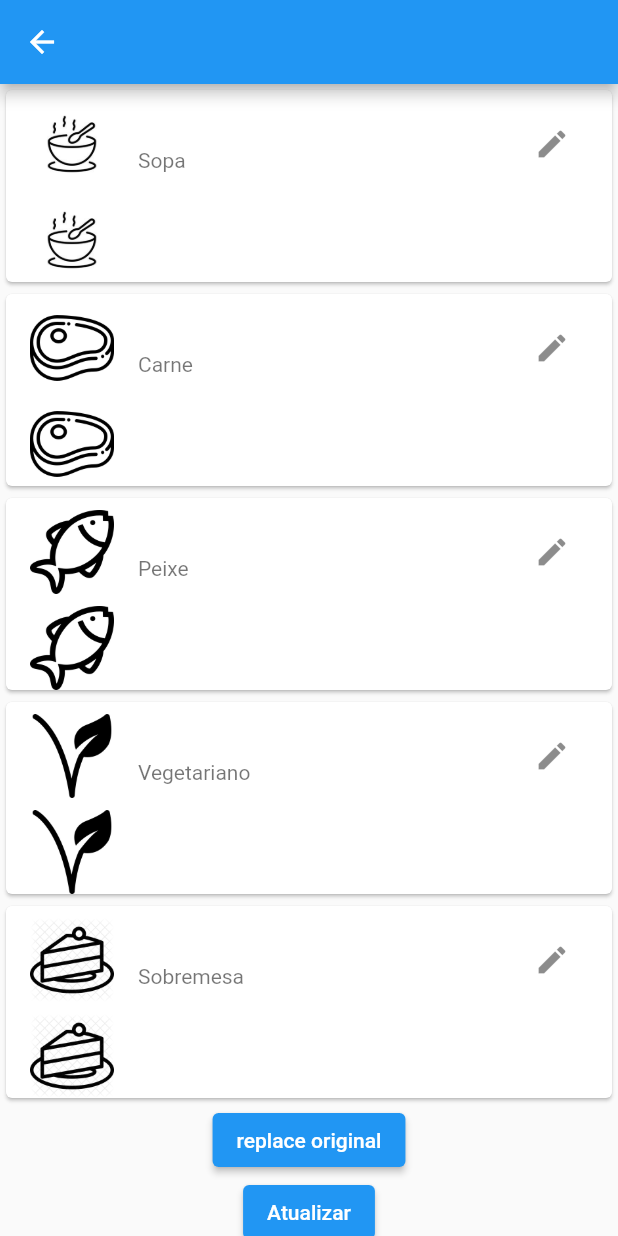
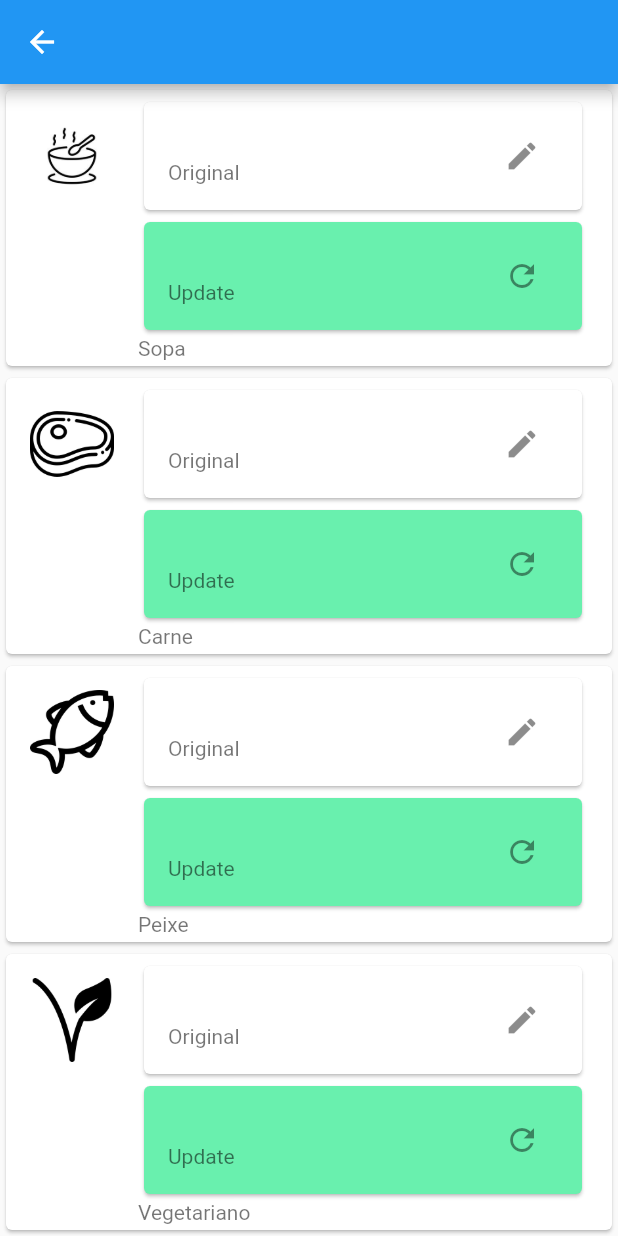
Before and after one commit to pedrogrcorreia/week_menu, a Flutter app: the EditMenu screen opened directly with empty values, on a phone screen of 412 x 824 dp. Run offline on Flutter 3.47's test engine with Material 2 defaults, Android fonts, the phone set to English and light mode, and no system bars; our stand-ins replace camera; network calls fail.

Commit message:
button on each individual list tile

```diff
--- a/lib/pages/edit_menu.dart
+++ b/lib/pages/edit_menu.dart
@@ -139,11 +139,16 @@ class _EditMenuState extends State<EditMenu> {
   ) {
     return Card(
       child: Column(
+        mainAxisAlignment: MainAxisAlignment.center,
+        crossAxisAlignment: CrossAxisAlignment.center,
         children: [
           ListTile(
             leading: Image.asset("assets/images/$title.jpg"),
+            title: Column(children: [
+              Card(
+                child: ListTile(
                   title: Text(itemOriginal),
-            subtitle: Text(title),
+                  subtitle: Text("Original"),
                   trailing: IconButton(
                     icon: const Icon(Icons.edit),
                     onPressed: () {
@@ -165,19 +170,20 @@ class _EditMenuState extends State<EditMenu> {
                                           onPressed: () {
                                             menuUpdate = Menu(
                                                 weekDay: menu.weekDay,
-                                          soup:
-                                              soupEdit.text == menuOriginal.soup
+                                                soup: soupEdit.text ==
+                                                        menuOriginal.soup
                                                     ? menuOriginal.soup
                                                     : soupEdit.text,
-                                          meat:
-                                              meatEdit.text == menuOriginal.meat
+                                                meat: meatEdit.text ==
+                                                        menuOriginal.meat
                                                     ? menuOriginal.meat
                                                     : meatEdit.text,
-                                          fish:
-                                              fishEdit.text == menuOriginal.fish
+                                                fish: fishEdit.text ==
+                                                        menuOriginal.fish
                                                     ? menuOriginal.fish
                                                     : fishEdit.text,
-                                          vegetarian: vegetarianEdit.text ==
+                                                vegetarian: vegetarianEdit
+                                                            .text ==
                                                         menuOriginal.vegetarian
                                                     ? menuOriginal.vegetarian
                                                     : vegetarianEdit.text,
@@ -203,7 +209,21 @@ class _EditMenuState extends State<EditMenu> {
                     },
                   ),
                 ),
-          ListTile(leading: Image.asset("assets/images/$title.jpg"))
+              ),
+              Card(
+                color: Colors.greenAccent,
+                child: ListTile(
+                  title: Text(itemUpdate ?? "Sem alterações"),
+                  subtitle: Text("Update"),
+                  trailing: IconButton(
+                    icon: Icon(Icons.refresh),
+                    onPressed: () {},
+                  ),
+                ),
+              ),
+            ]),
+            subtitle: Text(title),
+          )
         ],
       ),
     );
```
Lines whose indentation alone changed are shown as unchanged.
